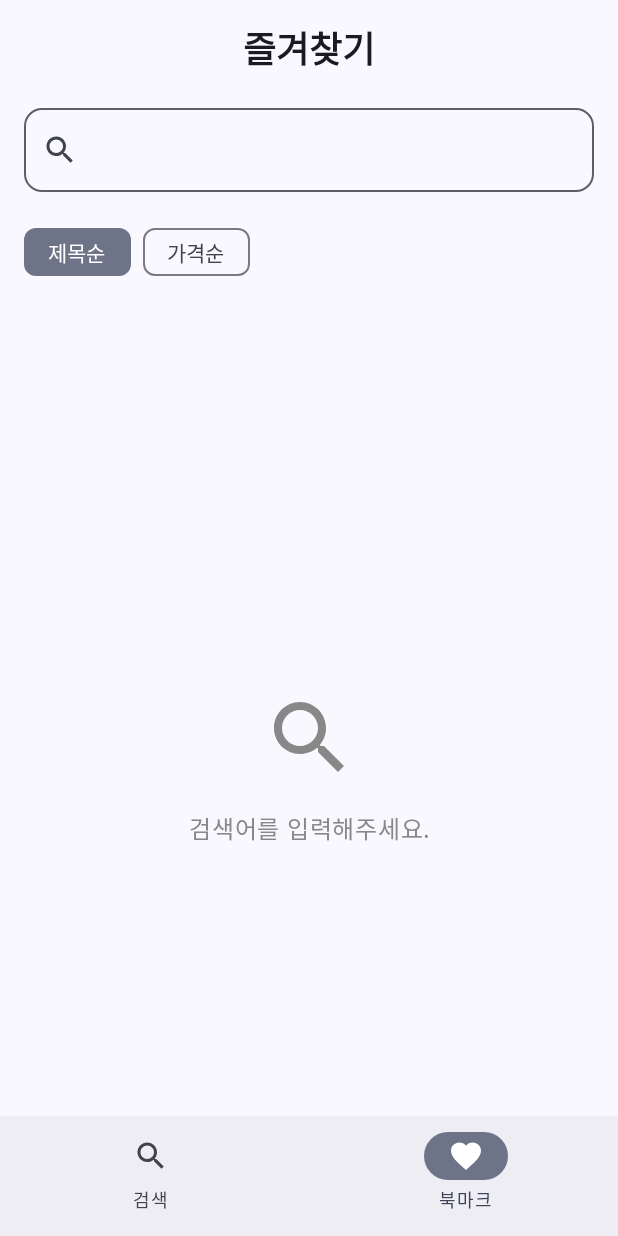
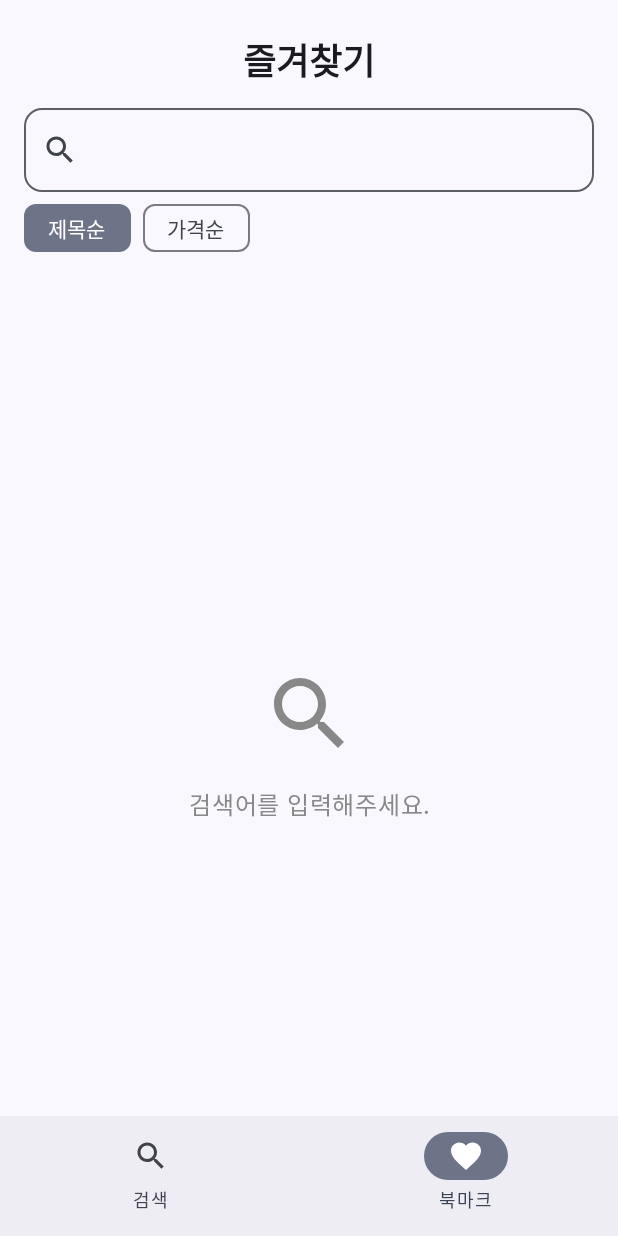
Before and after one commit to oyj7677/kakao_book, an Android app built with Jetpack Compose: the screen it shows after launch (MainActivity), item 2 of the bottom bar chosen, on a phone screen of 412 x 824 dp. Run offline under Robolectric (Android 15) with nearby library versions, the phone set to English and light mode, and no system bars; our stand-ins replace Dagger/Hilt's generated code, Room's generated code, paging; libraries missing offline, so code that uses them is left out: androidx.hilt.lifecycle, com.jakewharton.retrofit2; 6 statements that could not run were skipped.

Commit message:
[Design] 화면 padding값 Scafflold에서 관리
- innerPadding을 활용하여 관리
- 검색, 즐겨찾기, 상세페이지 적용

```diff
--- a/app/src/main/java/com/oyj/kakaobook/ui/bookmark/BookmarkScreen.kt
+++ b/app/src/main/java/com/oyj/kakaobook/ui/bookmark/BookmarkScreen.kt
@@ -24,6 +24,7 @@ import com.oyj.kakaobook.ui.component.SearchStateView
 import com.oyj.kakaobook.ui.component.SortCriteriaSelector
 import androidx.hilt.lifecycle.viewmodel.compose.hiltViewModel
 import androidx.navigation.NavHostController
+import com.oyj.kakaobook.ui.component.ComponentConstants.Padding
 
 @Composable
 fun BookmarkScreen(
@@ -72,7 +73,11 @@ fun BookmarkScreen(
     onClickCard: (Book) -> Unit = {}
 ) {
     Scaffold(
-        modifier = modifier,
+        modifier = modifier
+            .padding(
+                horizontal = Padding.LARGE,
+                vertical = Padding.SMALL
+            ),
         topBar = {
             TitleTopBar(title = stringResource(id = R.string.title_bookmark))
         }
@@ -87,8 +92,7 @@ fun BookmarkScreen(
                 value = query,
                 onValueChange = onQueryChanged,
                 modifier = Modifier
-                    .fillMaxWidth()
-                    .padding(horizontal = 16.dp, vertical = 8.dp),
+                    .fillMaxWidth(),
                 placeholder = { stringResource(id = R.string.hint_search) },
                 leadingIcon = {
                     Icon(
@@ -116,7 +120,7 @@ fun BookmarkScreen(
                 query = query,
                 modifier = Modifier
                     .fillMaxSize()
-                    .padding(horizontal = 16.dp),
+                    .weight(1f),
                 onClickBookmark = onClickBookmark,
                 onClickCard = onClickCard
             )
--- a/app/src/main/java/com/oyj/kakaobook/ui/component/SortCriteriaSelector.kt
+++ b/app/src/main/java/com/oyj/kakaobook/ui/component/SortCriteriaSelector.kt
@@ -21,8 +21,7 @@ fun SortCriteriaSelector(
 ) {
     Row(
         modifier = modifier
-            .fillMaxWidth()
-            .padding(horizontal = Padding.LARGE, vertical = Padding.SMALL),
+            .fillMaxWidth(),
         horizontalArrangement = Arrangement.spacedBy(Padding.SMALL)
     ) {
         sortCriteriaList.forEach { criteria ->
--- a/app/src/main/java/com/oyj/kakaobook/ui/search/SearchScreen.kt
+++ b/app/src/main/java/com/oyj/kakaobook/ui/search/SearchScreen.kt
@@ -24,6 +24,7 @@ import com.oyj.kakaobook.ui.component.SearchStateView
 import com.oyj.kakaobook.ui.component.SortCriteriaSelector
 import androidx.hilt.lifecycle.viewmodel.compose.hiltViewModel
 import androidx.navigation.NavHostController
+import com.oyj.kakaobook.ui.component.ComponentConstants.Padding
 
 @Composable
 fun SearchScreen(
@@ -73,7 +74,11 @@ fun SearchScreen(
     onClickCard: (Book) -> Unit = {}
 ) {
     Scaffold(
-        modifier = modifier,
+        modifier = modifier
+            .padding(
+                horizontal = Padding.LARGE,
+                vertical = Padding.SMALL
+            ),
         topBar = {
             TitleTopBar(title = stringResource(id = R.string.title_search))
         }
@@ -88,8 +93,7 @@ fun SearchScreen(
                 value = query,
                 onValueChange = onQueryChanged,
                 modifier = Modifier
-                    .fillMaxWidth()
-                    .padding(horizontal = 16.dp, vertical = 8.dp),
+                    .fillMaxWidth(),
                 placeholder = { stringResource(id = R.string.hint_search) },
                 leadingIcon = {
                     Icon(
```
Also changed, not shown: app/src/main/java/com/oyj/kakaobook/ui/detail/BookDetailScreen.kt (+12 -2 lines).
